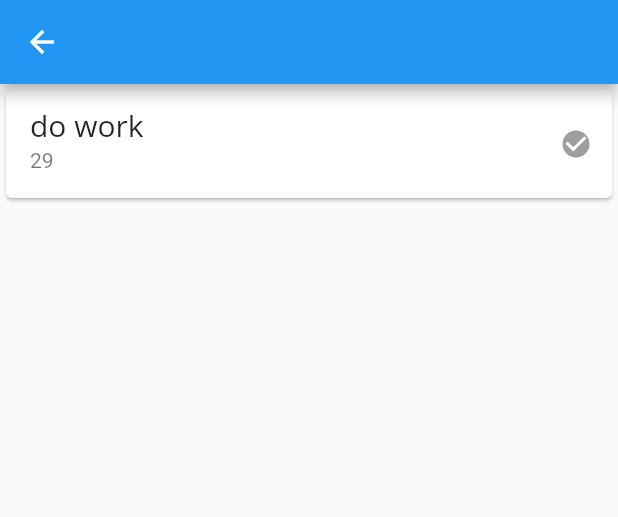
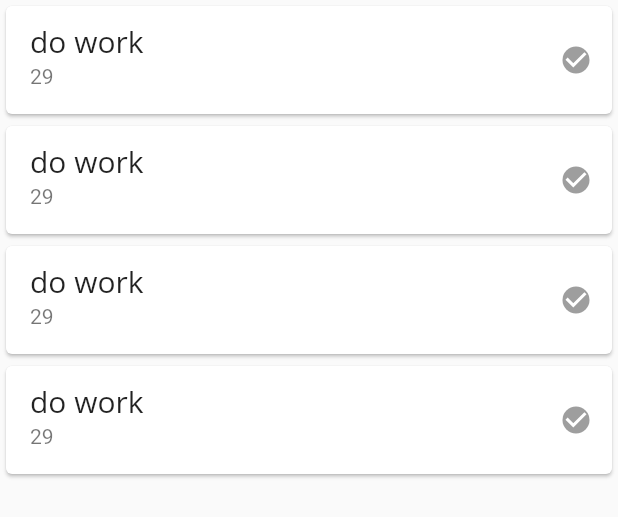
Before and after one commit to DevAshutoshVohra/to-do-state-management, a Flutter app: the TaskDone widget shown alone on an empty page, opened directly, on a phone screen of 412 x 824 dp. Shown: the top 517 px of the screen. Run offline on Flutter 3.47's test engine with Material 2 defaults, Android fonts, the phone set to English and light mode, and no system bars.

Commit message:
feat:  Created Task Done Scrren With two new models task-card and notifier

```diff
--- a/todo/lib/screens/taskdone.dart
+++ b/todo/lib/screens/taskdone.dart
@@ -5,9 +5,7 @@ class TaskDone extends StatelessWidget {
 
   @override
   Widget build(BuildContext context) {
-    return Scaffold(
-      appBar: AppBar(),
-      body: Column(
+    return  Column(
         children: [
           Card(
             child: Column(
@@ -22,9 +20,7 @@ class TaskDone extends StatelessWidget {
                         title: const Text(
                           'do work',
                           style: TextStyle(
-                          fontFamily: 'Open Sans',
-                          fontSize: 20
-                        ),
+                              fontFamily: 'Open Sans', fontSize: 20),
                         ),
                       ),
                     ),
@@ -36,9 +32,91 @@ class TaskDone extends StatelessWidget {
                   ],
                 )
               ],
-          ))
+            ),
+          ),
+          Card(
+            child: Column(
+              children: [
+                Row(
+                  children: [
+                    Expanded(
+                      child: ListTile(
+                        subtitle: Text(
+                          DateTime.now().day.toString(),
+                        ),
+                        title: const Text(
+                          'do work',
+                          style: TextStyle(
+                              fontFamily: 'Open Sans', fontSize: 20),
+                        ),
+                      ),
+                    ),
+                    const Checkbox(
+                      value: true,
+                      onChanged: null,
+                      shape: CircleBorder(),
+                    ),
+                  ],
+                )
               ],
             ),
+          ),
+          Card(
+            child: Column(
+              children: [
+                Row(
+                  children: [
+                    Expanded(
+                      child: ListTile(
+                        subtitle: Text(
+                          DateTime.now().day.toString(),
+                        ),
+                        title: const Text(
+                          'do work',
+                          style: TextStyle(
+                              fontFamily: 'Open Sans', fontSize: 20),
+                        ),
+                      ),
+                    ),
+                    const Checkbox(
+                      value: true,
+                      onChanged: null,
+                      shape: CircleBorder(),
+                    ),
+                  ],
+                )
+              ],
+            ),
+          ),
+          Card(
+            child: Column(
+              children: [
+                Row(
+                  children: [
+                    Expanded(
+                      child: ListTile(
+                        subtitle: Text(
+                          DateTime.now().day.toString(),
+                        ),
+                        title: const Text(
+                          'do work',
+                          style: TextStyle(
+                              fontFamily: 'Open Sans', fontSize: 20),
+                        ),
+                      ),
+                    ),
+                    const Checkbox(
+                      value: true,
+                      onChanged: null,
+                      shape: CircleBorder(),
+                    ),
+                  ],
+                )
+              ],
+            ),
+          ),
+        ],
+
     );
   }
 }
```
Also changed, not shown: todo/lib/main.dart (+5 -7 lines), todo/lib/model/task_card.dart (added, +39 -0 lines), todo/lib/screens/homeScreen.dart (+40 -35 lines). Lines whose indentation alone changed are shown as unchanged.
